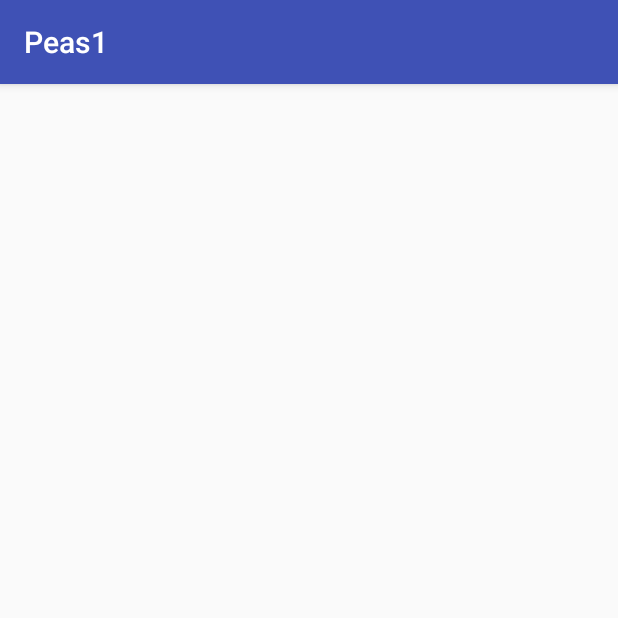
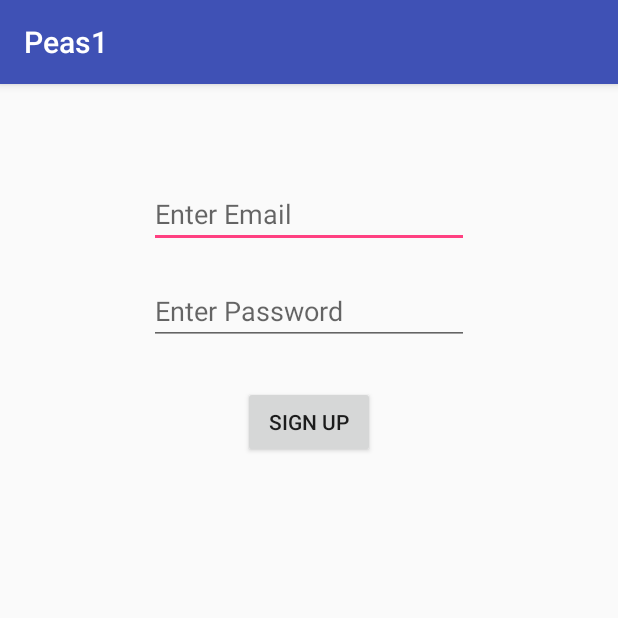
Before and after one commit to chesterCervantes/Peas1, an Android app: the signUp screen opened directly, with no data from a screen before it, on a phone screen of 412 x 824 dp, the top half of it. Run offline under Robolectric (Android 15) with nearby library versions, the phone set to English and light mode, and no system bars.

Commit message:
add signup activity

```diff
--- a/app/src/main/java/com/example/chester/peas1/Main2Activity.java
+++ b/app/src/main/java/com/example/chester/peas1/Main2Activity.java
@@ -8,7 +8,7 @@ import android.view.View;
 import android.widget.Button;
 
 public class Main2Activity extends AppCompatActivity {
-
+// TEst
     @Override
     protected void onCreate(Bundle savedInstanceState) {
         super.onCreate(savedInstanceState);
--- a/app/src/main/res/layout/activity_sign_up.xml
+++ b/app/src/main/res/layout/activity_sign_up.xml
@@ -4,6 +4,40 @@
     xmlns:tools="http://schemas.android.com/tools"
     android:layout_width="match_parent"
     android:layout_height="match_parent"
-    tools:context="com.example.chester.peas1.signUp">
+    tools:context="com.example.chester.peas1.signUp"
+    tools:layout_editor_absoluteY="81dp">
+
+    <EditText
+        android:id="@+id/email"
+        android:layout_width="wrap_content"
+        android:layout_height="wrap_content"
+        android:layout_marginTop="64dp"
+        android:ems="10"
+        android:hint="Enter Email"
+        android:inputType="textEmailAddress"
+        app:layout_constraintEnd_toEndOf="parent"
+        app:layout_constraintStart_toStartOf="parent"
+        app:layout_constraintTop_toTopOf="parent" />
+
+    <EditText
+        android:id="@+id/password"
+        android:layout_width="wrap_content"
+        android:layout_height="wrap_content"
+        android:layout_marginTop="19dp"
+        android:ems="10"
+        android:hint="Enter Password"
+        android:inputType="textPassword"
+        app:layout_constraintStart_toStartOf="@+id/email"
+        app:layout_constraintTop_toBottomOf="@+id/email" />
+
+    <Button
+        android:id="@+id/button"
+        android:layout_width="wrap_content"
+        android:layout_height="wrap_content"
+        android:layout_marginTop="27dp"
+        android:text="Sign Up"
+        app:layout_constraintEnd_toEndOf="parent"
+        app:layout_constraintStart_toStartOf="parent"
+        app:layout_constraintTop_toBottomOf="@+id/password" />
 
 </android.support.constraint.ConstraintLayout>
```
